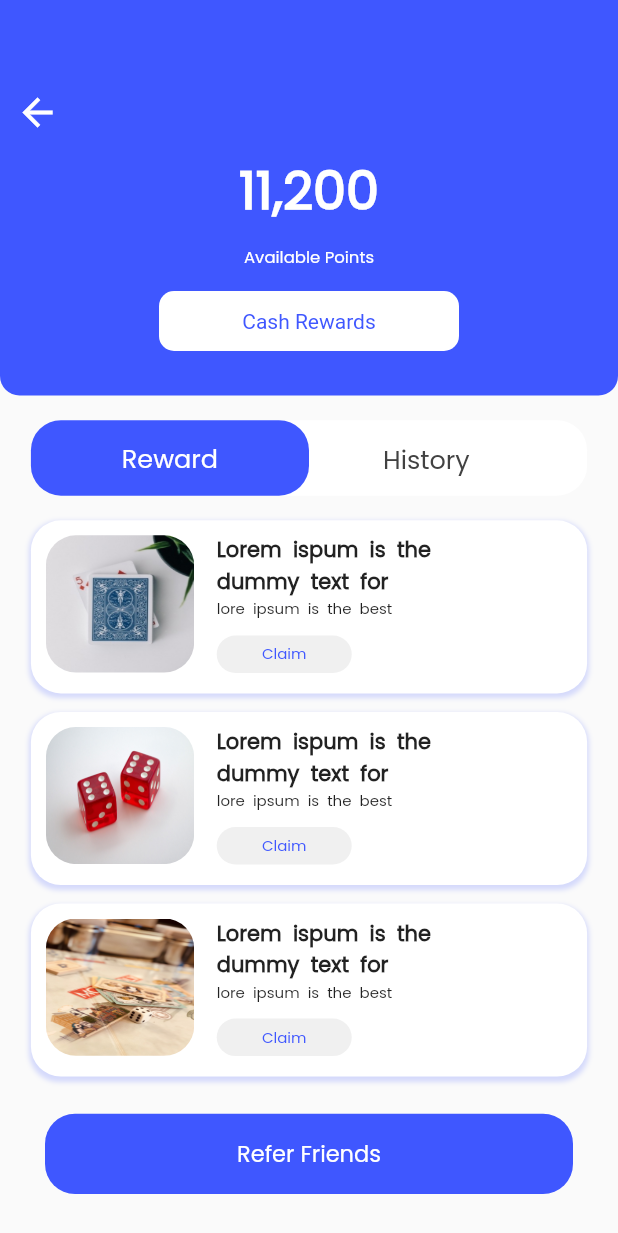
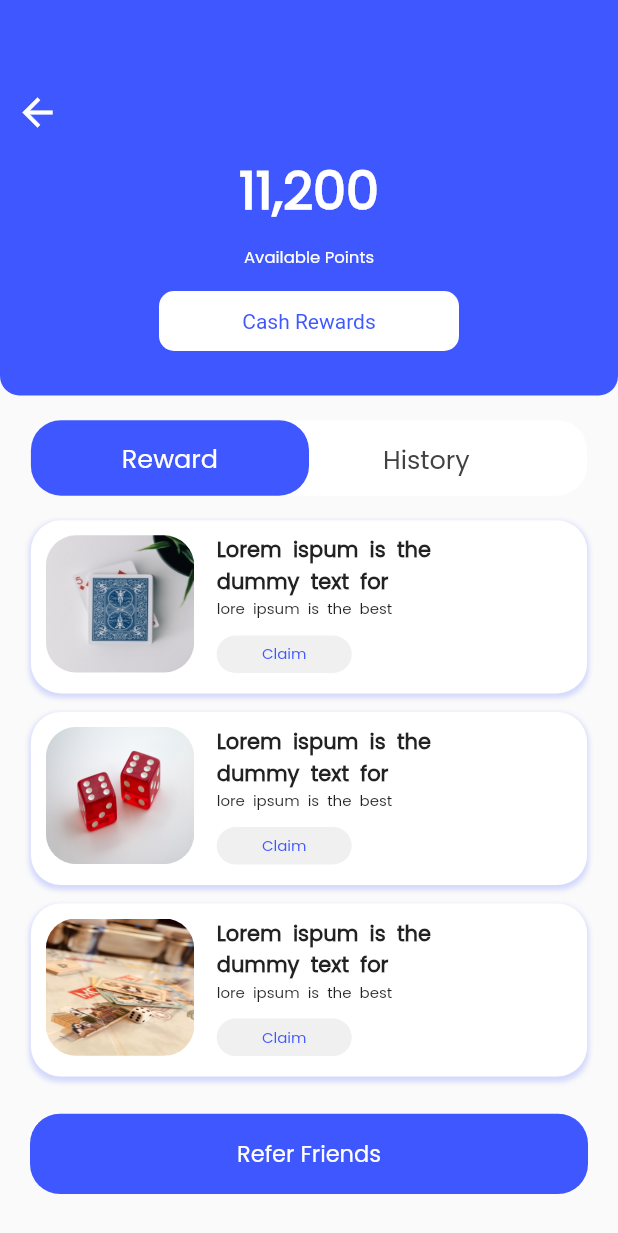
Before and after one commit to Aphosishiro/Play-than-pay, a Flutter app: the Rewards screen opened directly, on a phone screen of 412 x 824 dp. Shown: the top 1233 px of the screen. Run offline on Flutter 3.47's test engine with Material 2 defaults, Android fonts, the phone set to English and light mode, and no system bars; our stand-ins replace flutter_svg.

Commit message:
change margin

```diff
--- a/lib/rewards.dart
+++ b/lib/rewards.dart
@@ -444,7 +444,7 @@ class Rewards extends StatelessWidget {
                 height:size.height * 0.03,
               ),
               Container(
-                margin: const EdgeInsets.symmetric(horizontal: 30),
+                margin: const EdgeInsets.symmetric(horizontal: 20),
                 height: size.height * 0.065,
                 width: double.infinity,
                 child: const Center(
```
